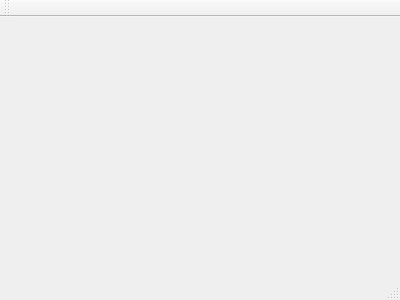
Qt form qslave-gui/forms/mainwindow.ui (maisvendoo/qslave) before a commit.
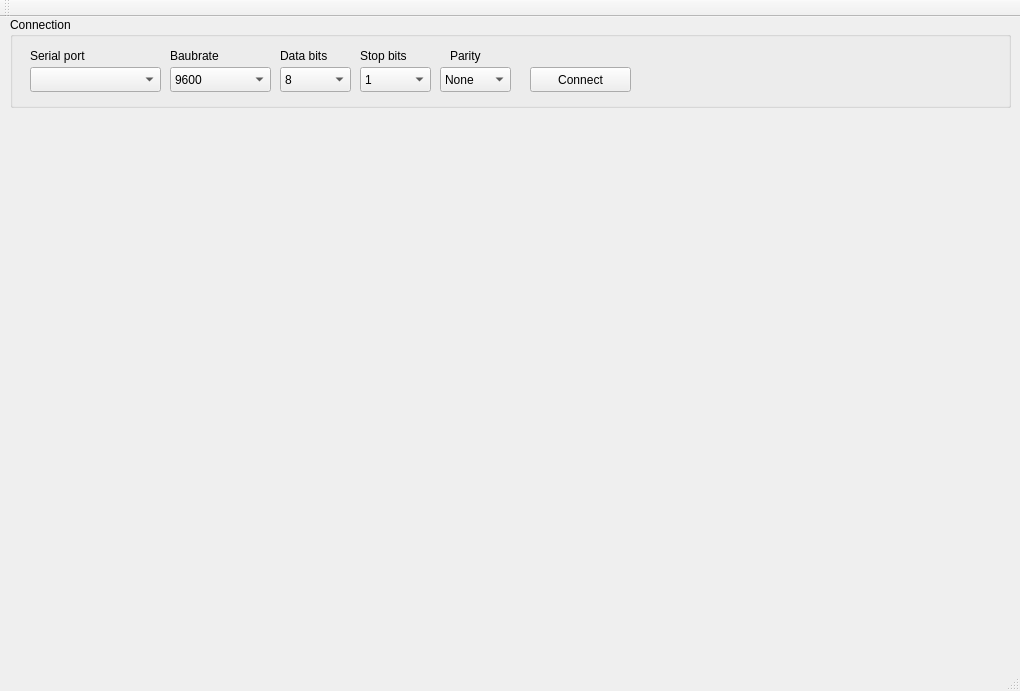
The same form after that commit.

Commit message: GUI connection interface

Diff of the .ui file:
```diff
--- a/qslave-gui/forms/mainwindow.ui
+++ b/qslave-gui/forms/mainwindow.ui
@@ -1,24 +1,299 @@
 <ui version="4.0">
  <class>MainWindow</class>
- <widget class="QMainWindow" name="MainWindow" >
-  <property name="geometry" >
+ <widget class="QMainWindow" name="MainWindow">
+  <property name="geometry">
    <rect>
     <x>0</x>
     <y>0</y>
-    <width>400</width>
-    <height>300</height>
+    <width>1020</width>
+    <height>691</height>
    </rect>
   </property>
   <property name="windowTitle" >
    <string>MainWindow</string>
   </property>
-  <widget class="QMenuBar" name="menuBar" />
-  <widget class="QToolBar" name="mainToolBar" />
-  <widget class="QWidget" name="centralWidget" />
-  <widget class="QStatusBar" name="statusBar" />
+  <widget class="QWidget" name="centralWidget">
+   <widget class="QGroupBox" name="gbConnection">
+    <property name="geometry">
+     <rect>
+      <x>10</x>
+      <y>0</y>
+      <width>1001</width>
+      <height>91</height>
+     </rect>
+    </property>
+    <property name="title">
+     <string>Connection</string>
+    </property>
+    <widget class="QComboBox" name="cbPortName">
+     <property name="geometry">
+      <rect>
+       <x>20</x>
+       <y>50</y>
+       <width>131</width>
+       <height>25</height>
+      </rect>
+     </property>
+    </widget>
+    <widget class="QComboBox" name="cbBaubrate">
+     <property name="geometry">
+      <rect>
+       <x>160</x>
+       <y>50</y>
+       <width>101</width>
+       <height>25</height>
+      </rect>
+     </property>
+     <item>
+      <property name="text">
+       <string>9600</string>
+      </property>
+     </item>
+     <item>
+      <property name="text">
+       <string>19200</string>
+      </property>
+     </item>
+     <item>
+      <property name="text">
+       <string>38400</string>
+      </property>
+     </item>
+     <item>
+      <property name="text">
+       <string>57600</string>
+      </property>
+     </item>
+     <item>
+      <property name="text">
+       <string>115200</string>
+      </property>
+     </item>
+     <item>
+      <property name="text">
+       <string>125000</string>
+      </property>
+     </item>
+     <item>
+      <property name="text">
+       <string>230400</string>
+      </property>
+     </item>
+     <item>
+      <property name="text">
+       <string>250000</string>
+      </property>
+     </item>
+     <item>
+      <property name="text">
+       <string>460800</string>
+      </property>
+     </item>
+     <item>
+      <property name="text">
+       <string>500000</string>
+      </property>
+     </item>
+     <item>
+      <property name="text">
+       <string>921600</string>
+      </property>
+     </item>
+     <item>
+      <property name="text">
+       <string>1000000</string>
+      </property>
+     </item>
+     <item>
+      <property name="text">
+       <string>2000000</string>
+      </property>
+     </item>
+    </widget>
+    <widget class="QComboBox" name="cbDataBits">
+     <property name="geometry">
+      <rect>
+       <x>270</x>
+       <y>50</y>
+       <width>71</width>
+       <height>25</height>
+      </rect>
+     </property>
+     <property name="currentIndex">
+      <number>3</number>
+     </property>
+     <item>
+      <property name="text">
+       <string>5</string>
+      </property>
+     </item>
+     <item>
+      <property name="text">
+       <string>6</string>
+      </property>
+     </item>
+     <item>
+      <property name="text">
+       <string>7</string>
+      </property>
+     </item>
+     <item>
+      <property name="text">
+       <string>8</string>
+      </property>
+     </item>
+     <item>
+      <property name="text">
+       <string>9</string>
+      </property>
+     </item>
+    </widget>
+    <widget class="QComboBox" name="cbStopBits">
+     <property name="geometry">
+      <rect>
+       <x>350</x>
+       <y>50</y>
+       <width>71</width>
+       <height>25</height>
+      </rect>
+     </property>
+     <item>
+      <property name="text">
+       <string>1</string>
+      </property>
+     </item>
+     <item>
+      <property name="text">
+       <string>2</string>
+      </property>
+     </item>
+    </widget>
+    <widget class="QComboBox" name="cbParity">
+     <property name="geometry">
+      <rect>
+       <x>430</x>
+       <y>50</y>
+       <width>71</width>
+       <height>25</height>
+      </rect>
+     </property>
+     <item>
+      <property name="text">
+       <string>None</string>
+      </property>
+     </item>
+     <item>
+      <property name="text">
+       <string>Odd</string>
+      </property>
+     </item>
+     <item>
+      <property name="text">
+       <string>Even</string>
+      </property>
+     </item>
+    </widget>
+    <widget class="QPushButton" name="pbConnect">
+     <property name="geometry">
+      <rect>
+       <x>520</x>
+       <y>50</y>
+       <width>101</width>
+       <height>25</height>
+      </rect>
+     </property>
+     <property name="text">
+      <string>Connect</string>
+     </property>
+    </widget>
+    <widget class="QLabel" name="label">
+     <property name="geometry">
+      <rect>
+       <x>20</x>
+       <y>30</y>
+       <width>81</width>
+       <height>17</height>
+      </rect>
+     </property>
+     <property name="text">
+      <string>Serial port</string>
+     </property>
+    </widget>
+    <widget class="QLabel" name="label_2">
+     <property name="geometry">
+      <rect>
+       <x>160</x>
+       <y>30</y>
+       <width>81</width>
+       <height>17</height>
+      </rect>
+     </property>
+     <property name="text">
+      <string>Baubrate</string>
+     </property>
+    </widget>
+    <widget class="QLabel" name="label_3">
+     <property name="geometry">
+      <rect>
+       <x>270</x>
+       <y>30</y>
+       <width>71</width>
+       <height>17</height>
+      </rect>
+     </property>
+     <property name="text">
+      <string>Data bits</string>
+     </property>
+    </widget>
+    <widget class="QLabel" name="label_4">
+     <property name="geometry">
+      <rect>
+       <x>350</x>
+       <y>30</y>
+       <width>71</width>
+       <height>17</height>
+      </rect>
+     </property>
+     <property name="text">
+      <string>Stop bits</string>
+     </property>
+    </widget>
+    <widget class="QLabel" name="label_5">
+     <property name="geometry">
+      <rect>
+       <x>440</x>
+       <y>30</y>
+       <width>51</width>
+       <height>17</height>
+      </rect>
+     </property>
+     <property name="text">
+      <string>Parity</string>
+     </property>
+    </widget>
+   </widget>
+  </widget>
+  <widget class="QMenuBar" name="menuBar">
+   <property name="geometry">
+    <rect>
+     <x>0</x>
+     <y>0</y>
+     <width>1020</width>
+     <height>22</height>
+    </rect>
+   </property>
+  </widget>
+  <widget class="QToolBar" name="mainToolBar">
+   <attribute name="toolBarArea">
+    <enum>TopToolBarArea</enum>
+   </attribute>
+   <attribute name="toolBarBreak">
+    <bool>false</bool>
+   </attribute>
+  </widget>
+  <widget class="QStatusBar" name="statusBar"/>
  </widget>
- <layoutDefault spacing="6" margin="11" />
- <pixmapfunction></pixmapfunction>
+ <layoutdefault spacing="6" margin="11"/>
  <resources/>
  <connections/>
 </ui>
```
Left out of the diff: 3 changed lines with no effect on the pictures. The commit also changes 8 other files.
